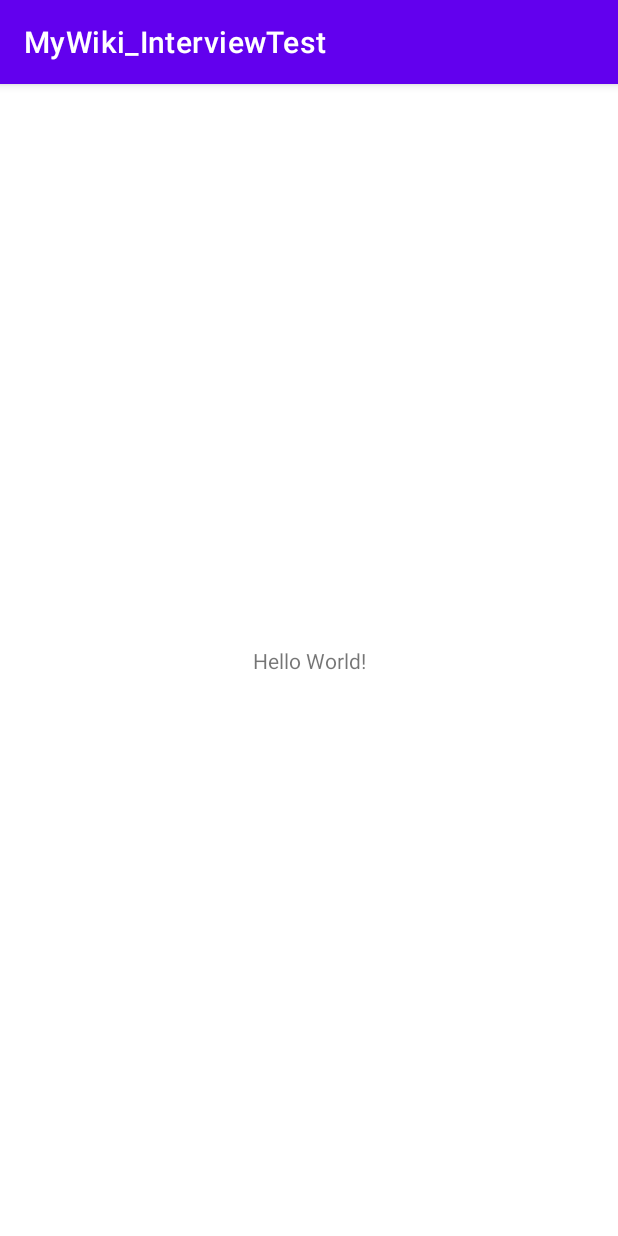
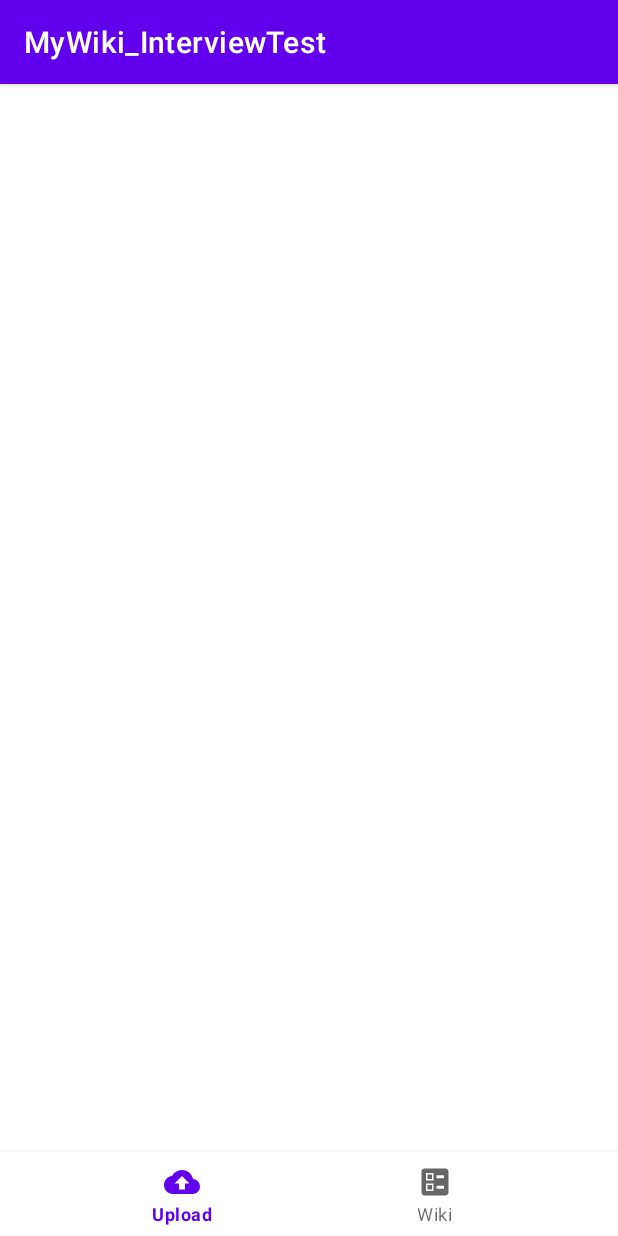
Before and after one commit to mmol93/MyWiki_Firebase, an Android app: the screen it shows after launch (MainActivity), on a phone screen of 412 x 824 dp. Run offline under Robolectric (Android 15) with nearby library versions, the phone set to English and light mode, and no system bars.

Commit message:
make BottomBar(from Material) and make Fragment for it

```diff
--- a/app/src/main/AndroidManifest.xml
+++ b/app/src/main/AndroidManifest.xml
@@ -10,7 +10,7 @@
         android:supportsRtl="true"
         android:theme="@style/Theme.MyWiki_InterviewTest">
         <activity
-            android:name=".MainActivity"
+            android:name=".UI.MainActivity"
             android:exported="true">
             <intent-filter>
                 <action android:name="android.intent.action.MAIN" />
--- a/app/src/main/java/com/example/mywiki_interviewtest/MainActivity.kt
+++ b/app/src/main/java/com/example/mywiki_interviewtest/UI/MainActivity.kt
@@ -1,7 +1,8 @@
-package com.example.mywiki_interviewtest
+package com.example.mywiki_interviewtest.UI
 
 import androidx.appcompat.app.AppCompatActivity
 import android.os.Bundle
+import com.example.mywiki_interviewtest.R
 
 class MainActivity : AppCompatActivity() {
     override fun onCreate(savedInstanceState: Bundle?) {
--- /dev/null
+++ b/app/src/main/res/drawable/ic_baseline_ballot_24.xml
@@ -0,0 +1,11 @@
+<vector xmlns:android="http://schemas.android.com/apk/res/android"
+    android:width="24dp"
+    android:height="24dp"
+    android:viewportWidth="24"
+    android:viewportHeight="24"
+    android:tint="?attr/colorControlNormal">
+  <path
+      android:fillColor="@android:color/white"
+      android:pathData="M13,9.5h5v-2h-5V9.5zM13,16.5h5v-2h-5V16.5zM19,21H5c-1.1,0 -2,-0.9 -2,-2V5c0,-1.1 0.9,-2 2,-2h14c1.1,0 2,0.9 2,2v14C21,20.1 20.1,21 19,21zM6,11h5V6H6V11zM7,7h3v3H7V7zM6,18h5v-5H6V18zM7,14h3v3H7V14z"
+      android:fillType="evenOdd"/>
+</vector>
--- /dev/null
+++ b/app/src/main/res/drawable/ic_baseline_cloud_upload_24.xml
@@ -0,0 +1,10 @@
+<vector xmlns:android="http://schemas.android.com/apk/res/android"
+    android:width="24dp"
+    android:height="24dp"
+    android:viewportWidth="24"
+    android:viewportHeight="24"
+    android:tint="?attr/colorControlNormal">
+  <path
+      android:fillColor="@android:color/white"
+      android:pathData="M19.35,10.04C18.67,6.59 15.64,4 12,4 9.11,4 6.6,5.64 5.35,8.04 2.34,8.36 0,10.91 0,14c0,3.31 2.69,6 6,6h13c2.76,0 5,-2.24 5,-5 0,-2.64 -2.05,-4.78 -4.65,-4.96zM14,13v4h-4v-4H7l5,-5 5,5h-3z"/>
+</vector>
--- a/app/src/main/res/layout/activity_main.xml
+++ b/app/src/main/res/layout/activity_main.xml
@@ -4,15 +4,30 @@
     xmlns:tools="http://schemas.android.com/tools"
     android:layout_width="match_parent"
     android:layout_height="match_parent"
-    tools:context=".MainActivity">
+    android:orientation="vertical"
+    tools:context=".UI.MainActivity">
 
-    <TextView
-        android:layout_width="wrap_content"
-        android:layout_height="wrap_content"
-        android:text="Hello World!"
+
+    <FrameLayout
+        android:id="@+id/mainContainer"
+        android:layout_width="match_parent"
+        android:layout_height="0dp"
+        app:layout_constraintTop_toTopOf="parent"
+        app:layout_constraintStart_toStartOf="parent"
+        app:layout_constraintEnd_toEndOf="parent"
+        app:layout_constraintBottom_toTopOf="@id/bottom_navigation"
+        >
+
+    </FrameLayout>
+
+    <com.google.android.material.bottomnavigation.BottomNavigationView
+        android:id="@+id/bottom_navigation"
+        android:layout_width="0dp"
+        android:layout_height="?attr/actionBarSize"
+        android:layout_alignParentBottom="true"
         app:layout_constraintBottom_toBottomOf="parent"
         app:layout_constraintLeft_toLeftOf="parent"
         app:layout_constraintRight_toRightOf="parent"
-        app:layout_constraintTop_toTopOf="parent" />
-
+        app:menu="@menu/bottom_navigation_menu"
+        />
 </androidx.constraintlayout.widget.ConstraintLayout>
--- /dev/null
+++ b/app/src/main/res/menu/bottom_navigation_menu.xml
@@ -0,0 +1,13 @@
+<?xml version="1.0" encoding="utf-8"?>
+<menu xmlns:android="http://schemas.android.com/apk/res/android">
+    <item
+        android:id="@+id/page_1"
+        android:enabled="true"
+        android:icon="@drawable/ic_baseline_cloud_upload_24"
+        android:title="Upload"/>
+    <item
+        android:id="@+id/page_2"
+        android:enabled="true"
+        android:icon="@drawable/ic_baseline_ballot_24"
+        android:title="Wiki"/>
+</menu>
--- a/app/src/main/res/values/strings.xml
+++ b/app/src/main/res/values/strings.xml
@@ -1,3 +1,5 @@
 <resources>
     <string name="app_name">MyWiki_InterviewTest</string>
+    <!-- TODO: Remove or change this placeholder text -->
+    <string name="hello_blank_fragment">Hello blank fragment</string>
 </resources>
```
Also changed, not shown: app/build.gradle (+10 -2 lines), app/src/main/java/com/example/mywiki_interviewtest/UI/WikiFragment.kt (added, +60 -0 lines), app/src/main/res/layout/fragment_upload.xml (added, +14 -0 lines), app/src/main/res/layout/fragment_wiki.xml (added, +14 -0 lines).
